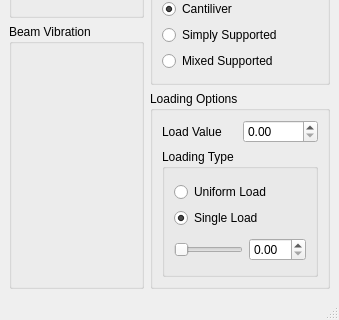
Old version of the form mainwindow.ui in the repository opensourcereality/beambending; both pictures show x 0 to 339 and y 256 to 576 of the 339 by 576 pixel window.
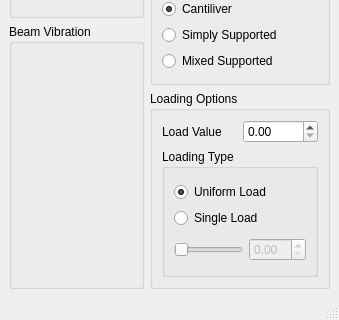
New version of the form.

Commit message: Initializing code working, to be refactored later

Diff of the .ui file:
```diff
--- a/mainwindow.ui
+++ b/mainwindow.ui
@@ -203,17 +203,20 @@
                      <bool>true</bool>
                     </property>
                     <property name="checked">
-                     <bool>false</bool>
+                     <bool>true</bool>
                     </property>
                    </widget>
                   </item>
                   <item>
                    <widget class="QRadioButton" name="singleLoad">
+                    <property name="enabled">
+                     <bool>true</bool>
+                    </property>
                     <property name="text">
                      <string>Single Load</string>
                     </property>
                     <property name="checked">
-                     <bool>true</bool>
+                     <bool>false</bool>
                     </property>
                    </widget>
                   </item>
@@ -238,7 +241,11 @@
                    </widget>
                   </item>
                   <item>
-                   <widget class="QDoubleSpinBox" name="loadPositionBox"/>
+                   <widget class="QDoubleSpinBox" name="loadPositionBox">
+                    <property name="enabled">
+                     <bool>false</bool>
+                    </property>
+                   </widget>
                   </item>
                  </layout>
                 </item>
```
Left out of the diff: 5 changed lines with no effect on the pictures. The commit also changes 2 other files.
